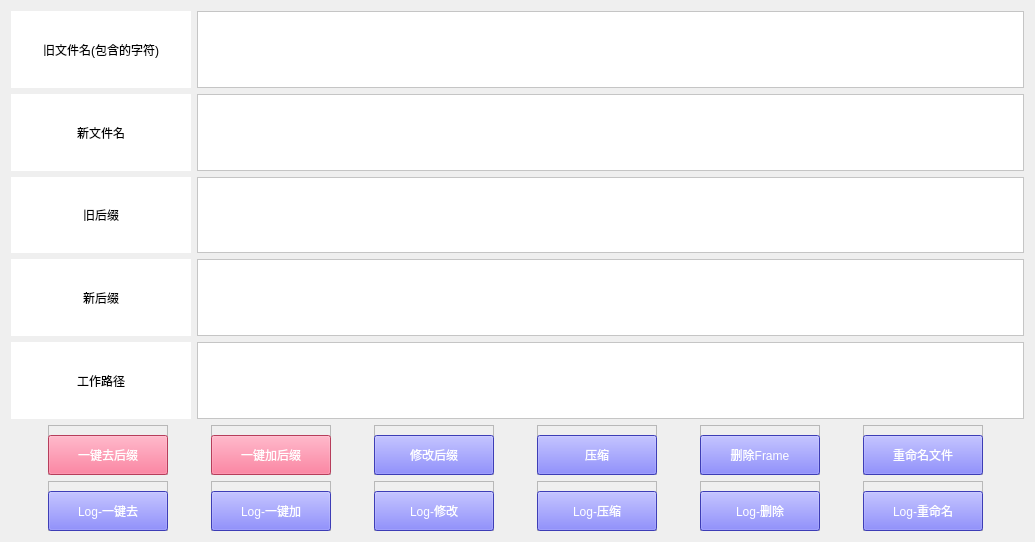
Qt form modify_suffix/main_ui.ui (WanKaKa/MultipleLanguageUtils) before a commit.
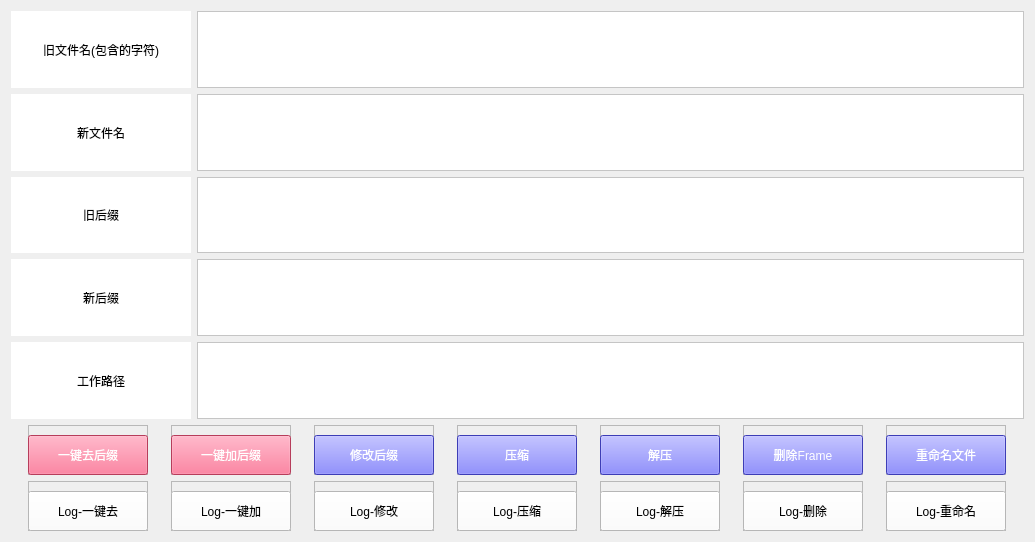
The same form after that commit.

Commit message: 新增解压功能

```diff
--- a/modify_suffix/main_ui.ui
+++ b/modify_suffix/main_ui.ui
@@ -446,6 +446,52 @@
          </widget>
         </widget>
        </item>
+       <item>
+        <widget class="QFrame" name="frame_13">
+         <property name="maximumSize">
+          <size>
+           <width>120</width>
+           <height>50</height>
+          </size>
+         </property>
+         <property name="frameShape">
+          <enum>QFrame::StyledPanel</enum>
+         </property>
+         <property name="frameShadow">
+          <enum>QFrame::Raised</enum>
+         </property>
+         <widget class="QPushButton" name="bandizip_de">
+          <property name="geometry">
+           <rect>
+            <x>0</x>
+            <y>10</y>
+            <width>120</width>
+            <height>40</height>
+           </rect>
+          </property>
+          <property name="minimumSize">
+           <size>
+            <width>120</width>
+            <height>40</height>
+           </size>
+          </property>
+          <property name="maximumSize">
+           <size>
+            <width>120</width>
+            <height>40</height>
+           </size>
+          </property>
+          <property name="styleSheet">
+           <string notr="true">background-color: rgb(85, 85, 255);
+color: rgb(255, 255, 255);
+font: 12pt &quot;微软雅黑&quot;;</string>
+          </property>
+          <property name="text">
+           <string>解压</string>
+          </property>
+         </widget>
+        </widget>
+       </item>
        <item>
         <widget class="QFrame" name="frame">
          <property name="minimumSize">
@@ -602,8 +648,8 @@
            </size>
           </property>
           <property name="styleSheet">
-           <string notr="true">background-color: rgb(85, 85, 255);
-color: rgb(255, 255, 255);
+           <string notr="true">background-color: rgb(255, 255, 255);
+color: rgb(0, 0, 0);
 font: 12pt &quot;微软雅黑&quot;;</string>
           </property>
           <property name="text">
@@ -654,8 +700,8 @@
            </size>
           </property>
           <property name="styleSheet">
-           <string notr="true">background-color: rgb(85, 85, 255);
-color: rgb(255, 255, 255);
+           <string notr="true">background-color: rgb(255, 255, 255);
+color: rgb(0, 0, 0);
 font: 12pt &quot;微软雅黑&quot;;</string>
           </property>
           <property name="text">
@@ -706,8 +752,8 @@
            </size>
           </property>
           <property name="styleSheet">
-           <string notr="true">background-color: rgb(85, 85, 255);
-color: rgb(255, 255, 255);
+           <string notr="true">background-color: rgb(255, 255, 255);
+color: rgb(0, 0, 0);
 font: 12pt &quot;微软雅黑&quot;;</string>
           </property>
           <property name="text">
@@ -758,8 +804,8 @@
            </size>
           </property>
           <property name="styleSheet">
-           <string notr="true">background-color: rgb(85, 85, 255);
-color: rgb(255, 255, 255);
+           <string notr="true">background-color: rgb(255, 255, 255);
+color: rgb(0, 0, 0);
 font: 12pt &quot;微软雅黑&quot;;</string>
           </property>
           <property name="text">
@@ -768,6 +814,52 @@
          </widget>
         </widget>
        </item>
+       <item>
+        <widget class="QFrame" name="frame_14">
+         <property name="maximumSize">
+          <size>
+           <width>120</width>
+           <height>50</height>
+          </size>
+         </property>
+         <property name="frameShape">
+          <enum>QFrame::StyledPanel</enum>
+         </property>
+         <property name="frameShadow">
+          <enum>QFrame::Raised</enum>
+         </property>
+         <widget class="QPushButton" name="log_bandizip_de">
+          <property name="geometry">
+           <rect>
+            <x>0</x>
+            <y>10</y>
+            <width>120</width>
+            <height>40</height>
+           </rect>
+          </property>
+          <property name="minimumSize">
+           <size>
+            <width>120</width>
+            <height>40</height>
+           </size>
+          </property>
+          <property name="maximumSize">
+           <size>
+            <width>120</width>
+            <height>40</height>
+           </size>
+          </property>
+          <property name="styleSheet">
+           <string notr="true">background-color: rgb(255, 255, 255);
+color: rgb(0, 0, 0);
+font: 12pt &quot;微软雅黑&quot;;</string>
+          </property>
+          <property name="text">
+           <string>Log-解压</string>
+          </property>
+         </widget>
+        </widget>
+       </item>
        <item>
         <widget class="QFrame" name="frame_10">
          <property name="minimumSize">
@@ -813,8 +905,8 @@
            </size>
           </property>
           <property name="styleSheet">
-           <string notr="true">background-color: rgb(85, 85, 255);
-color: rgb(255, 255, 255);
+           <string notr="true">background-color: rgb(255, 255, 255);
+color: rgb(0, 0, 0);
 font: 12pt &quot;微软雅黑&quot;;</string>
           </property>
           <property name="text">
@@ -868,8 +960,8 @@
            </size>
           </property>
           <property name="styleSheet">
-           <string notr="true">background-color: rgb(85, 85, 255);
-color: rgb(255, 255, 255);
+           <string notr="true">background-color: rgb(255, 255, 255);
+color: rgb(0, 0, 0);
 font: 12pt &quot;微软雅黑&quot;;</string>
           </property>
           <property name="text">
```
The commit also changes 4 other files.
